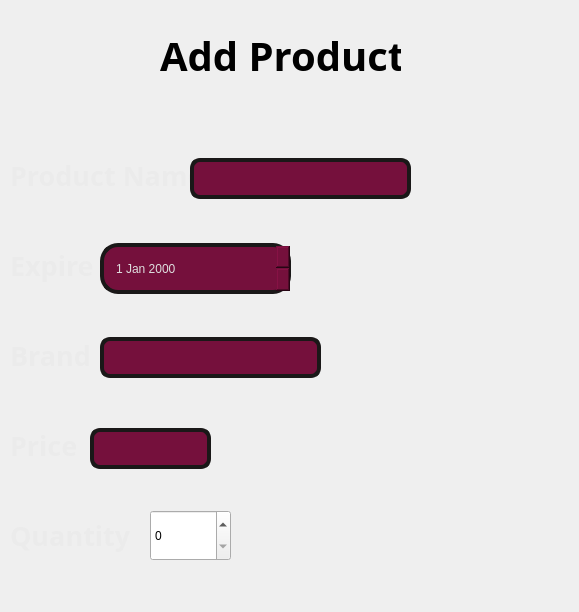
The window that SweetsStore/add_product_dialog.ui (vince-exe/SweetsStore) describes before a commit, drawn with Qt 5.
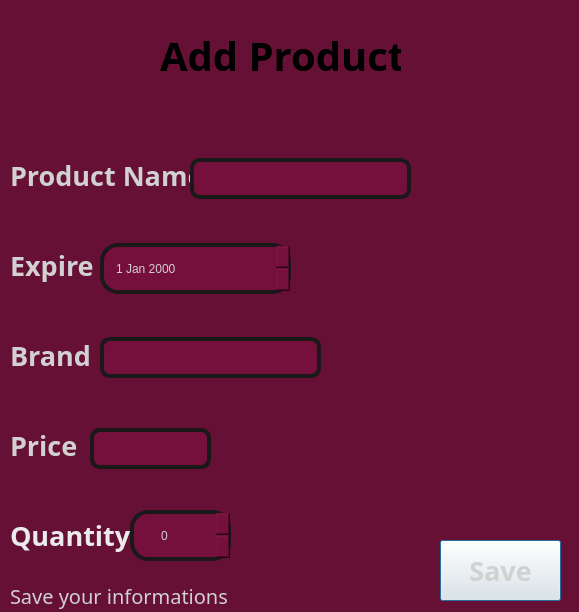
The same window after the commit.

```diff
--- a/SweetsStore/add_product_dialog.ui
+++ b/SweetsStore/add_product_dialog.ui
@@ -13,6 +13,15 @@
   <property name="windowTitle">
    <string>Dialog</string>
   </property>
+  <property name="autoFillBackground">
+   <bool>false</bool>
+  </property>
+  <property name="styleSheet">
+   <string notr="true">QDialog {
+	background-color: rgb(102, 16, 53);
+}
+</string>
+  </property>
   <widget class="QLabel" name="titleLabel">
    <property name="geometry">
     <rect>
@@ -29,6 +38,19 @@
      <bold>true</bold>
     </font>
    </property>
+   <property name="styleSheet">
+    <string notr="true">QLabel {
+color: '#ebebeb';
+ background: '#75103c';
+ color: '#e8e8e8';
+ border: 4px solid '#1a1818';
+ border-radius: 15px;
+}
+
+QLabel::hover {
+background-color: rgb(84, 13, 43);
+}</string>
+   </property>
    <property name="text">
     <string>Add Product</string>
    </property>
@@ -51,7 +73,7 @@
    </property>
    <property name="styleSheet">
     <string notr="true">QLabel {
-color: rgb(235, 235, 235)
+color: rgb(209, 209, 209);
 }</string>
    </property>
    <property name="text">
@@ -74,7 +96,7 @@
 	border-radius: 10px;
 	padding-left: 10px;
 	background: rgb(117, 16, 60);
-	color: rgb(223, 223, 223);
+	color: rgb(209, 209, 209);
 }</string>
    </property>
   </widget>
@@ -96,7 +118,7 @@
    </property>
    <property name="styleSheet">
     <string notr="true">QLabel {
-color: rgb(235, 235, 235)
+color: rgb(209, 209, 209);
 }</string>
    </property>
    <property name="text">
@@ -121,7 +143,7 @@
 	padding-bottom: 4px;
 	font: 700 16pt &quot;Roboto&quot;;
 	background: rgb(117, 16, 60);
-	color: rgb(223, 223, 223);
+	color: rgb(209, 209, 209);
 }</string>
    </property>
   </widget>
@@ -143,7 +165,7 @@
    </property>
    <property name="styleSheet">
     <string notr="true">QLabel {
-color: rgb(235, 235, 235)
+color: rgb(209, 209, 209);
 }</string>
    </property>
    <property name="text">
@@ -166,7 +188,7 @@
 	border-radius: 10px;
 	padding-left: 10px;
 	background: rgb(117, 16, 60);
-	color: rgb(223, 223, 223);
+	color: rgb(209, 209, 209);
 }</string>
    </property>
   </widget>
@@ -188,7 +210,7 @@
    </property>
    <property name="styleSheet">
     <string notr="true">QLabel {
-color: rgb(235, 235, 235)
+color: rgb(209, 209, 209);
 }</string>
    </property>
    <property name="text">
@@ -211,7 +233,7 @@
 	border-radius: 10px;
 	padding-left: 25px;
 	background: rgb(117, 16, 60);
-	color: rgb(223, 223, 223);
+	color: rgb(209, 209, 209);
 }</string>
    </property>
   </widget>
@@ -243,11 +265,79 @@
   <widget class="QSpinBox" name="spinBox">
    <property name="geometry">
     <rect>
-     <x>150</x>
+     <x>130</x>
      <y>510</y>
-     <width>81</width>
+     <width>101</width>
      <height>51</height>
     </rect>
+   </property>
+   <property name="styleSheet">
+    <string notr="true">QSpinBox {
+	border: 4px solid rgb(26, 24, 24);   
+	border-radius: 18px;
+	padding-left: 25px;
+	padding-top: 4px;
+	padding-bottom: 4px;
+	font: 700 16pt &quot;Roboto&quot;;
+	background: rgb(117, 16, 60);
+	color: rgb(209, 209, 209);
+}</string>
+   </property>
+  </widget>
+  <widget class="QPushButton" name="saveButton">
+   <property name="geometry">
+    <rect>
+     <x>440</x>
+     <y>540</y>
+     <width>121</width>
+     <height>61</height>
+    </rect>
+   </property>
+   <property name="font">
+    <font>
+     <family>HP Simplified Jpan</family>
+     <pointsize>20</pointsize>
+     <bold>true</bold>
+    </font>
+   </property>
+   <property name="styleSheet">
+    <string notr="true">QPushButton {
+background: '#75103c';
+color: rgb(209, 209, 209);
+border: 4px solid '#1a1818';
+}
+
+QPushButton::hover {
+border: 5px solid '#1a1818';
+background-color: rgb(84, 13, 43);
+}</string>
+   </property>
+   <property name="text">
+    <string>Save</string>
+   </property>
+  </widget>
+  <widget class="QLabel" name="label_6">
+   <property name="geometry">
+    <rect>
+     <x>10</x>
+     <y>580</y>
+     <width>251</width>
+     <height>31</height>
+    </rect>
+   </property>
+   <property name="font">
+    <font>
+     <family>HP Simplified Jpan</family>
+     <pointsize>15</pointsize>
+    </font>
+   </property>
+   <property name="styleSheet">
+    <string notr="true">QLabel {
+color: rgb(209, 209, 209);
+}</string>
+   </property>
+   <property name="text">
+    <string>Save your informations</string>
    </property>
   </widget>
  </widget>
```
Left out of the diff: 6 changed lines with no effect on the pictures.
